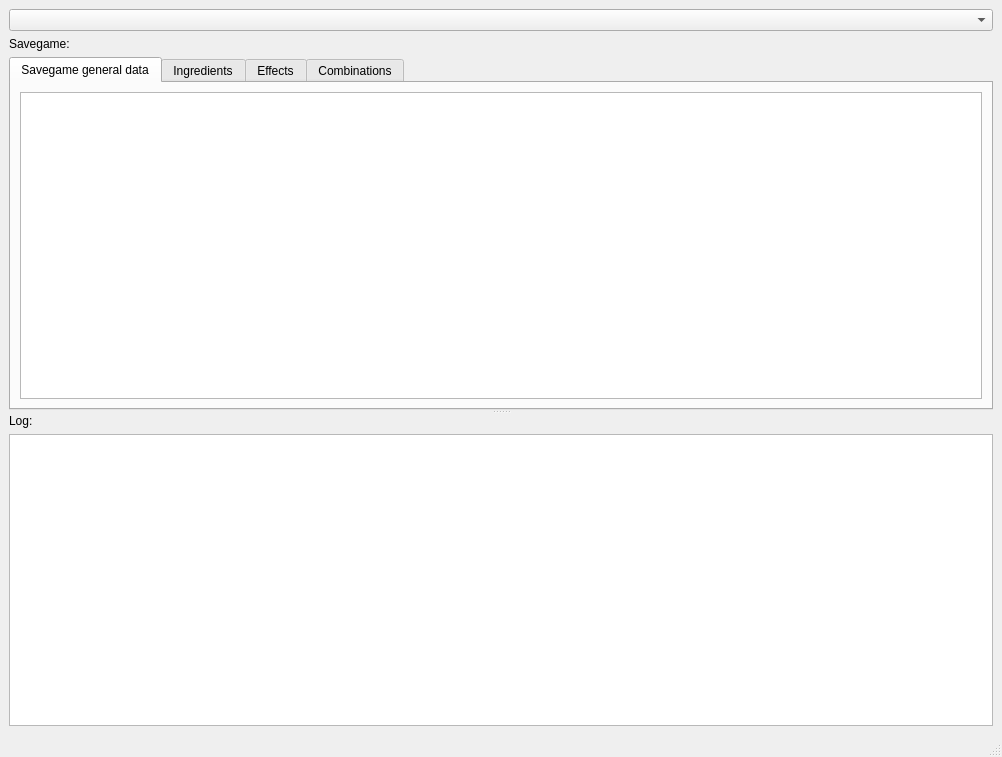
First picture: the form in data/wndmain.ui, repository ronanpaixao/SkyAlchemy, before the edit.
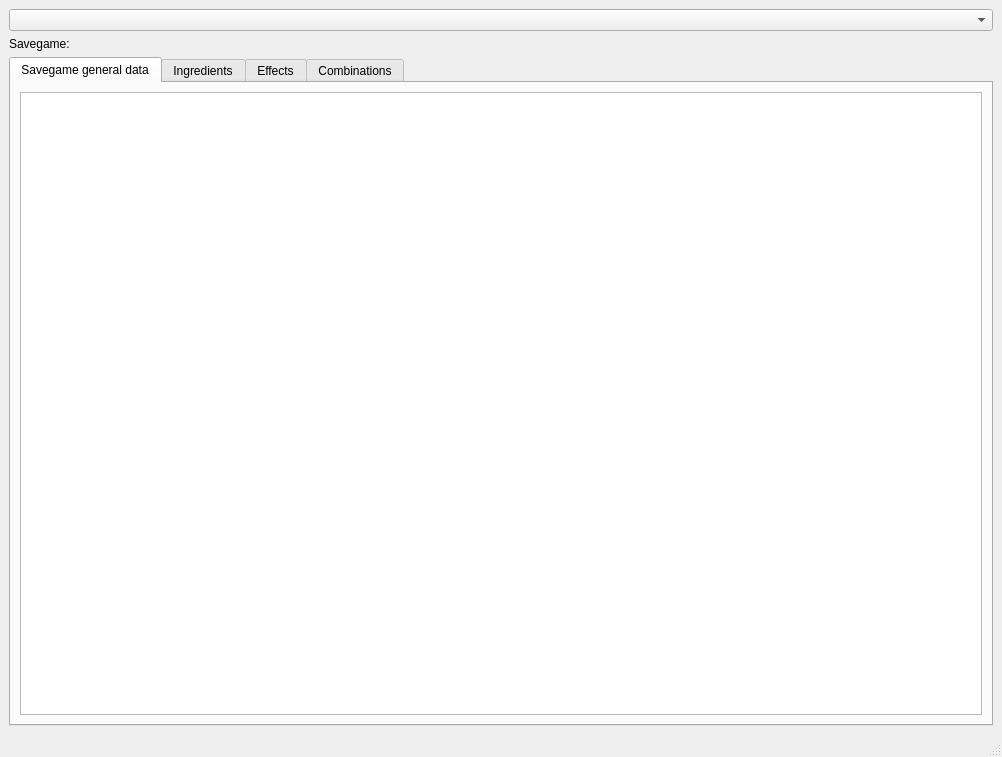
Second picture: the form after the edit. Icons and pictures are not drawn.

Commit message: UI: remove log textbox and add progressbar and cancel button to status bar

What changed in the file:
```diff
--- a/data/wndmain.ui
+++ b/data/wndmain.ui
@@ -83,20 +83,6 @@
         </attribute>
        </widget>
       </widget>
-      <widget class="QWidget" name="">
-       <layout class="QVBoxLayout" name="verticalLayout_3">
-        <item>
-         <widget class="QLabel" name="lblLog">
-          <property name="text">
-           <string>Log:</string>
-          </property>
-         </widget>
-        </item>
-        <item>
-         <widget class="QPlainTextEdit" name="txtLog"/>
-        </item>
-       </layout>
-      </widget>
      </widget>
     </item>
    </layout>
```
The commit also changes 1 other file.
